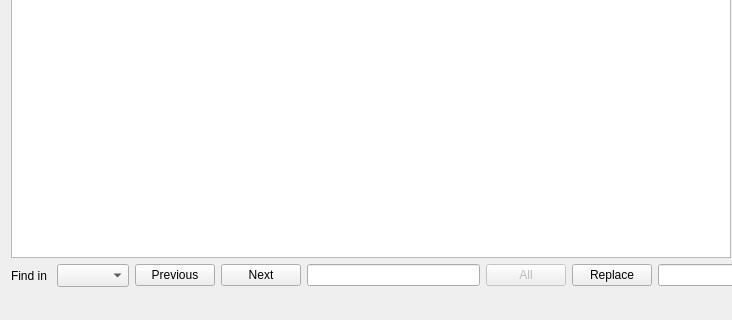
This is GitView/source/mainwindow.ui in Rolloke/GUI-Apps as Qt 5 draws it before an edit; both pictures show x 0 to 732 and y 504 to 824 of the 1209 by 824 pixel window. The edited form follows.
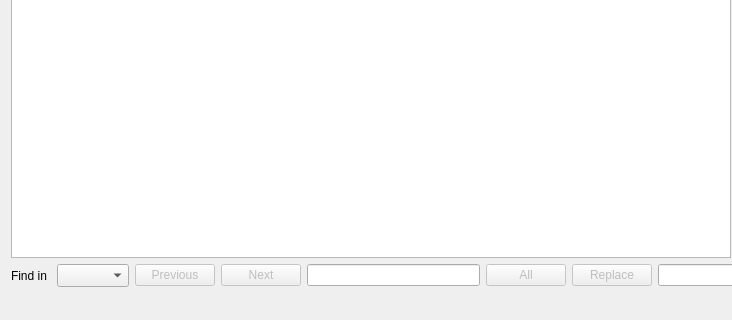
This is the edited form. Icons and pictures are not drawn. Custom widgets are drawn as their Qt base class.

```diff
--- a/GitView/source/mainwindow.ui
+++ b/GitView/source/mainwindow.ui
@@ -1232,6 +1232,9 @@
       </item>
       <item>
        <widget class="QPushButton" name="btnFindPrevious">
+        <property name="enabled">
+         <bool>false</bool>
+        </property>
         <property name="toolTip">
          <string>Search backward</string>
         </property>
@@ -1242,6 +1245,9 @@
       </item>
       <item>
        <widget class="QPushButton" name="btnFindNext">
+        <property name="enabled">
+         <bool>false</bool>
+        </property>
         <property name="sizePolicy">
          <sizepolicy hsizetype="Preferred" vsizetype="Fixed">
           <horstretch>0</horstretch>
@@ -1278,6 +1284,9 @@
       </item>
       <item>
        <widget class="QPushButton" name="btnFindReplace">
+        <property name="enabled">
+         <bool>false</bool>
+        </property>
         <property name="toolTip">
          <string>Replace expression</string>
         </property>
```
